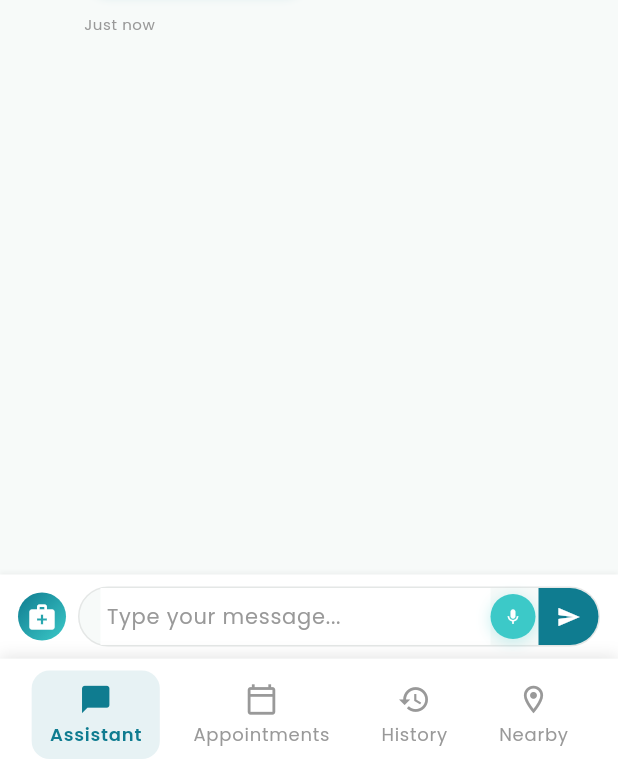
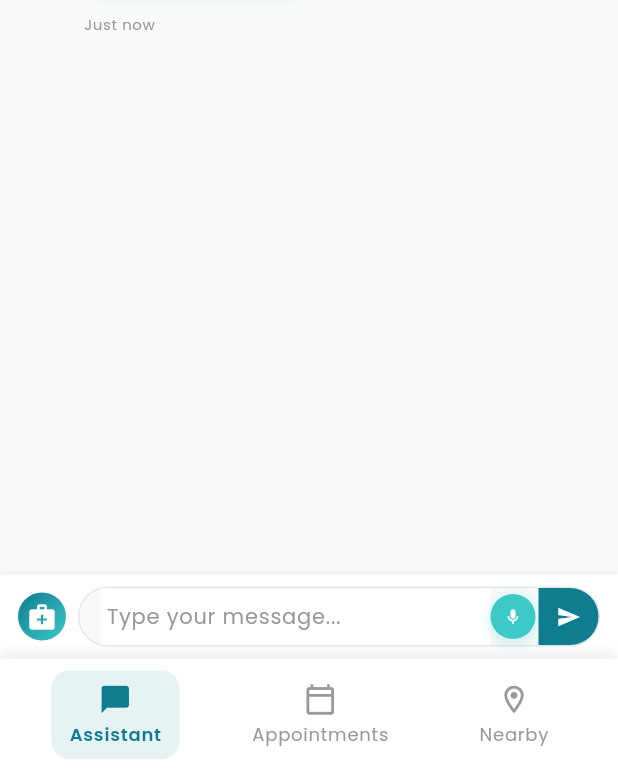
Before and after one commit to joydeb1729/doclinker, a Flutter app: the HomeScreen screen opened by its route, on a phone screen of 412 x 824 dp, the part 465-1236 px from its top. Run offline on Flutter 3.47's test engine with Material 3 defaults, Android fonts, the light colour scheme and no system bars; our stand-ins replace cloud_firestore, firebase_auth, firebase_core, flutter_riverpod, google_fonts, google_sign_in; accounts and stored records are empty.

Commit message:
removed unnecessary history section from patient side interface

```diff
--- a/lib/screens/home_screen.dart
+++ b/lib/screens/home_screen.dart
@@ -2,7 +2,6 @@ import 'package:flutter/material.dart';
 import '../widgets/main_layout.dart';
 import '../pages/assistant_page.dart';
 import '../pages/appointments_page.dart';
-import '../pages/history_page.dart';
 import '../pages/nearby_page.dart';
 import '../controllers/location_controller.dart';
 
@@ -34,7 +33,6 @@ class _HomeScreenState extends State<HomeScreen> {
       pages: [
         AssistantPage(locationController: _locationController),
         AppointmentsPage(),
-        HistoryPage(),
         NearbyPage(locationController: _locationController),
       ],
     );
--- a/lib/widgets/bottom_nav_bar.dart
+++ b/lib/widgets/bottom_nav_bar.dart
@@ -56,14 +56,6 @@ class BottomNavBar extends StatelessWidget {
               _buildNavItem(
                 context,
                 index: 2,
-                icon: Icons.history_outlined,
-                activeIcon: Icons.history,
-                label: 'History',
-                isSmallScreen: isSmallScreen,
-              ),
-              _buildNavItem(
-                context,
-                index: 3,
                 icon: Icons.location_on_outlined,
                 activeIcon: Icons.location_on,
                 label: 'Nearby',
@@ -104,21 +96,15 @@ class BottomNavBar extends StatelessWidget {
           children: [
             Icon(
               isActive ? activeIcon : icon,
-              color: isActive
-                  ? AppTheme.primaryColor
-                  : AppTheme.textLight,
+              color: isActive ? AppTheme.primaryColor : AppTheme.textLight,
               size: isSmallScreen ? 20 : 22,
             ),
             SizedBox(height: isSmallScreen ? 2 : 4),
             Text(
               label,
               style: Theme.of(context).textTheme.labelSmall?.copyWith(
-                color: isActive
-                    ? AppTheme.primaryColor
-                    : AppTheme.textLight,
-                fontWeight: isActive
-                    ? FontWeight.w600
-                    : FontWeight.normal,
+                color: isActive ? AppTheme.primaryColor : AppTheme.textLight,
+                fontWeight: isActive ? FontWeight.w600 : FontWeight.normal,
                 fontSize: isSmallScreen ? 10 : 12,
               ),
               textAlign: TextAlign.center,
```
